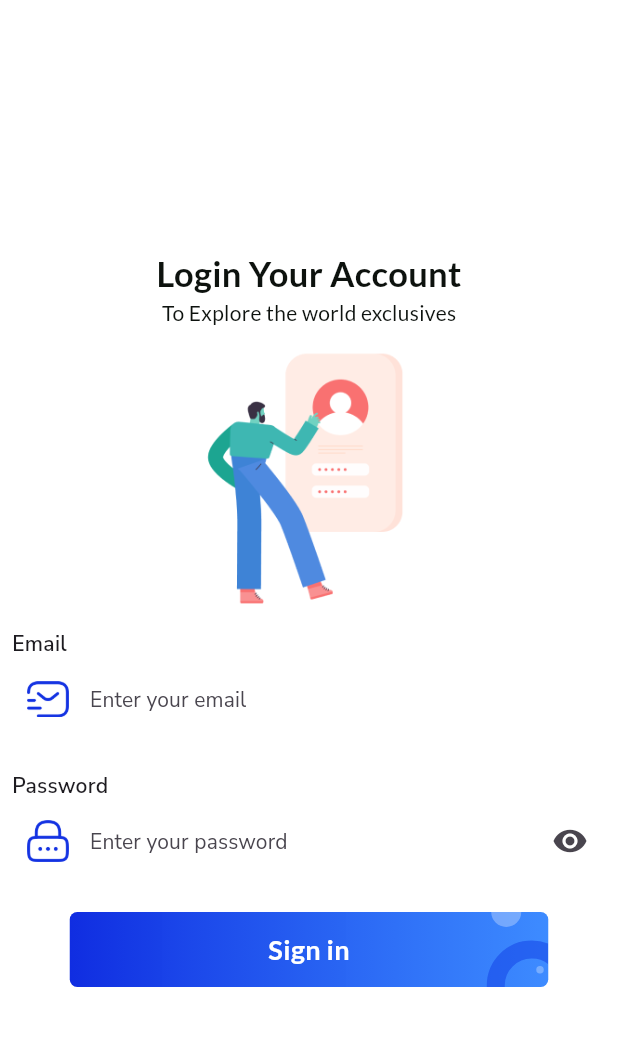
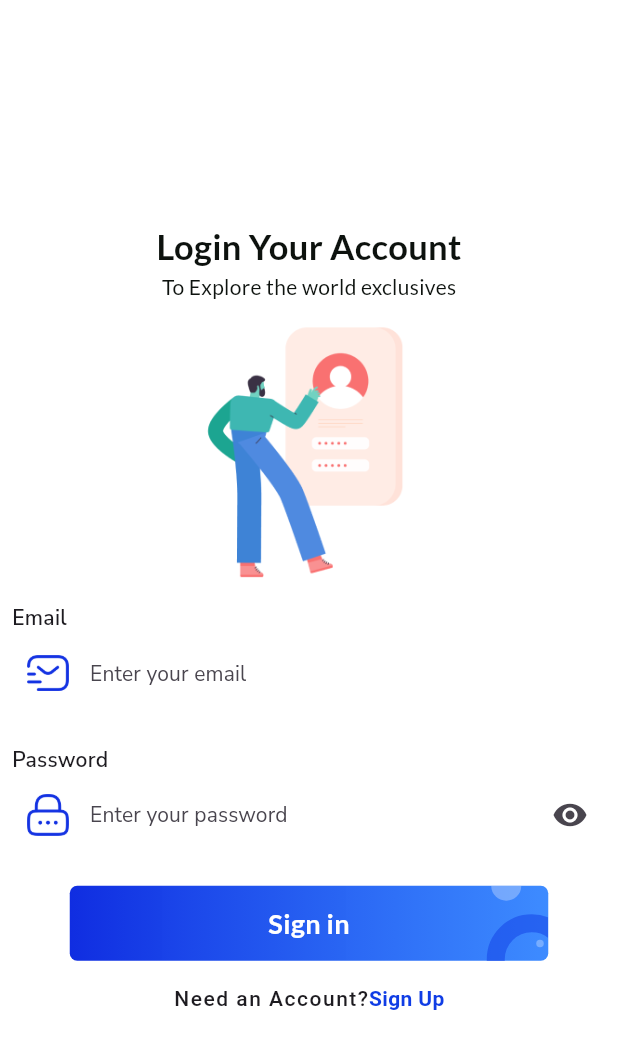
Before and after one commit to Git-LeAmaral/dev_store_app, a Flutter app: the screen it shows after launch, on a phone screen of 412 x 824 dp. Shown: the top 1049 px of the screen. Run offline on Flutter 3.47's test engine with Material 3 defaults, Android fonts, the phone set to English and light mode, and no system bars; our stand-ins replace google_fonts.

Commit message:
feat: created text button for register

```diff
--- a/lib/views/screens/authentications_screens/login_screen.dart
+++ b/lib/views/screens/authentications_screens/login_screen.dart
@@ -199,6 +199,28 @@ class LoginScreen extends StatelessWidget {
                   ],
                 ),
               ),
+
+              SizedBox(height: 15),
+
+              Row(
+                mainAxisAlignment: MainAxisAlignment.center,
+                children: [
+                  Text(
+                    'Need an Account?',
+                    style: GoogleFonts.roboto(
+                      fontWeight: FontWeight.w500,
+                      letterSpacing: 1,
+                    ),
+                  ),
+                  Text(
+                    'Sign Up',
+                    style: GoogleFonts.roboto(
+                      color: Color(0xff103de5),
+                      fontWeight: FontWeight.bold,
+                    ),
+                  ),
+                ],
+              ),
             ],
           ),
         ),
```
